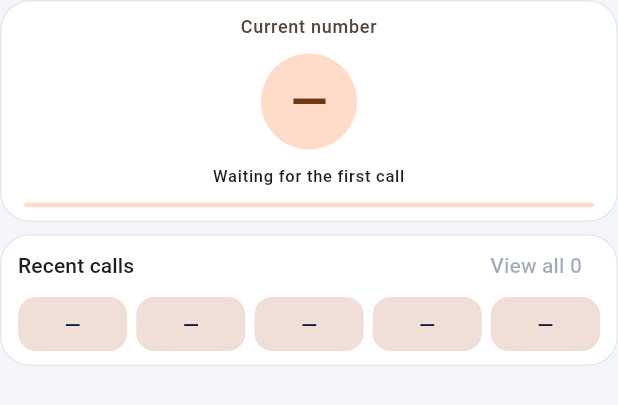
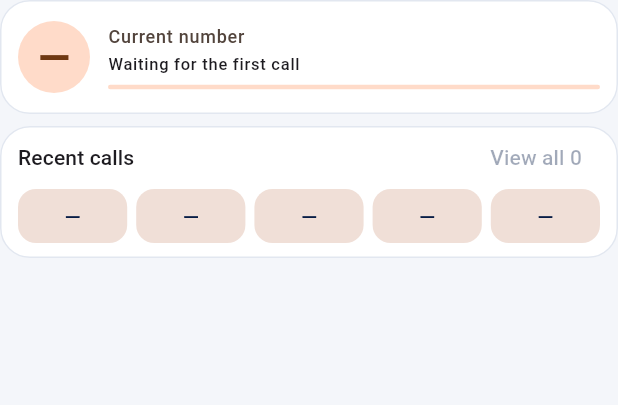
Before and after one commit to equar/bingo-platform, a Flutter app: the LiveCallPanel widget shown alone on an empty page, opened directly with empty values, on a phone screen of 412 x 824 dp. Shown: the top 405 px of the screen. Run offline on Flutter 3.47's test engine with Material 3 defaults, Android fonts, the phone set to English and light mode, and no system bars; our stand-ins replace dio, flutter_riverpod, flutter_secure_storage, shared_preferences, wakelock_plus; accounts and stored records are empty; generated files the repository leaves out were written again; network calls fail.

Commit message:
UI enhancement

```diff
--- a/bingo-app/lib/src/core/network/api_error.dart
+++ b/bingo-app/lib/src/core/network/api_error.dart
@@ -79,6 +79,9 @@ class ApiError implements Exception {
     }
     if (code == 'SESSION_NOT_DRAWING') return localizations.errorGameNotOpen;
     if (code == 'SESSION_CAPACITY_REACHED') return localizations.errorGameFull;
+    if (code == 'PLAYER_TICKET_LIMIT_REACHED') {
+      return localizations.errorPlayerTicketLimitReached;
+    }
     if (code == 'ACCESS_DENIED' || code == 'FORBIDDEN') {
       return localizations.errorPermissionDenied;
     }
--- a/bingo-app/lib/src/features/game/presentation/live_call_panel.dart
+++ b/bingo-app/lib/src/features/game/presentation/live_call_panel.dart
@@ -184,39 +184,24 @@ class _LiveCallPanelState extends State<LiveCallPanel> {
       children: [
         SizedBox(
           key: const ValueKey('current-call-area'),
-          height: 148 + (scale - 1) * 88,
+          height: 76 + (scale - 1) * 48,
           child: SectionCard(
-            padding: const EdgeInsets.symmetric(horizontal: 16, vertical: 10),
-            child: Column(
-              mainAxisAlignment: MainAxisAlignment.spaceBetween,
-              crossAxisAlignment: CrossAxisAlignment.stretch,
+            padding: const EdgeInsets.symmetric(horizontal: 12, vertical: 8),
+            child: Row(
               children: [
-                Text(
-                  l.currentNumber,
-                  textAlign: TextAlign.center,
-                  style: Theme.of(context).textTheme.labelMedium?.copyWith(
-                    color: colors.onSurfaceVariant,
-                  ),
-                ),
-                Center(
-                  child: Semantics(
+                Semantics(
                   liveRegion: true,
                   label: latest == null
                       ? l.waitingForFirstCall
                       : '${l.currentNumber}: ${bingoLetter(latest.numberDrawn)} ${latest.numberDrawn}',
                   child: ExcludeSemantics(
                     child: CircleAvatar(
-                        radius: 32,
+                      radius: 24,
                       backgroundColor: colors.primaryContainer,
                       foregroundColor: colors.onPrimaryContainer,
-                        child: Padding(
-                          padding: const EdgeInsets.all(6),
                       child: FittedBox(
                         child: latest == null
-                                ? const Text(
-                                    '—',
-                                    style: TextStyle(fontSize: 32),
-                                  )
+                            ? const Text('—', style: TextStyle(fontSize: 28))
                             : Column(
                                 mainAxisSize: MainAxisSize.min,
                                 children: [
@@ -224,19 +209,17 @@ class _LiveCallPanelState extends State<LiveCallPanel> {
                                     bingoLetter(latest.numberDrawn),
                                     style: Theme.of(context)
                                         .textTheme
-                                            .labelMedium
+                                        .labelSmall
                                         ?.copyWith(
                                           color: colors.onPrimaryContainer,
                                         ),
                                   ),
                                   Text(
                                     '${latest.numberDrawn}',
-                                        key: const ValueKey(
-                                          'current-call-number',
-                                        ),
+                                    key: const ValueKey('current-call-number'),
                                     style: Theme.of(context)
                                         .textTheme
-                                            .headlineMedium
+                                        .titleLarge
                                         ?.copyWith(
                                           color: colors.onPrimaryContainer,
                                           fontWeight: FontWeight.w800,
@@ -248,21 +231,34 @@ class _LiveCallPanelState extends State<LiveCallPanel> {
                     ),
                   ),
                 ),
+                const SizedBox(width: 12),
+                Expanded(
+                  child: Column(
+                    crossAxisAlignment: CrossAxisAlignment.start,
+                    mainAxisAlignment: MainAxisAlignment.center,
+                    children: [
+                      Text(
+                        l.currentNumber,
+                        style: Theme.of(context).textTheme.labelMedium
+                            ?.copyWith(color: colors.onSurfaceVariant),
                       ),
-                ),
+                      const SizedBox(height: 2),
                       Text(
                         timing,
                         key: const ValueKey('call-timing'),
-                  textAlign: TextAlign.center,
                         maxLines: 1,
                         overflow: TextOverflow.ellipsis,
                         style: Theme.of(context).textTheme.labelSmall,
                       ),
+                      const SizedBox(height: 6),
                       LinearProgressIndicator(
                         key: const ValueKey('call-progress'),
                         value: progress,
                         minHeight: 3,
                         borderRadius: BorderRadius.circular(4),
+                      ),
+                    ],
+                  ),
                 ),
               ],
             ),
```
Also changed, not shown: bingo-app/lib/l10n/app_am.arb (+12 -0 lines), bingo-app/lib/l10n/app_en.arb (+12 -0 lines), bingo-app/lib/src/features/game/application/live_game_controller.dart (+9 -9 lines), bingo-app/lib/src/features/game/presentation/session_detail_screen.dart (+33 -28 lines), bingo-app/lib/src/features/wallet/presentation/wallet_screen.dart (+40 -1 lines), 5 other files. Lines whose indentation alone changed are shown as unchanged.
